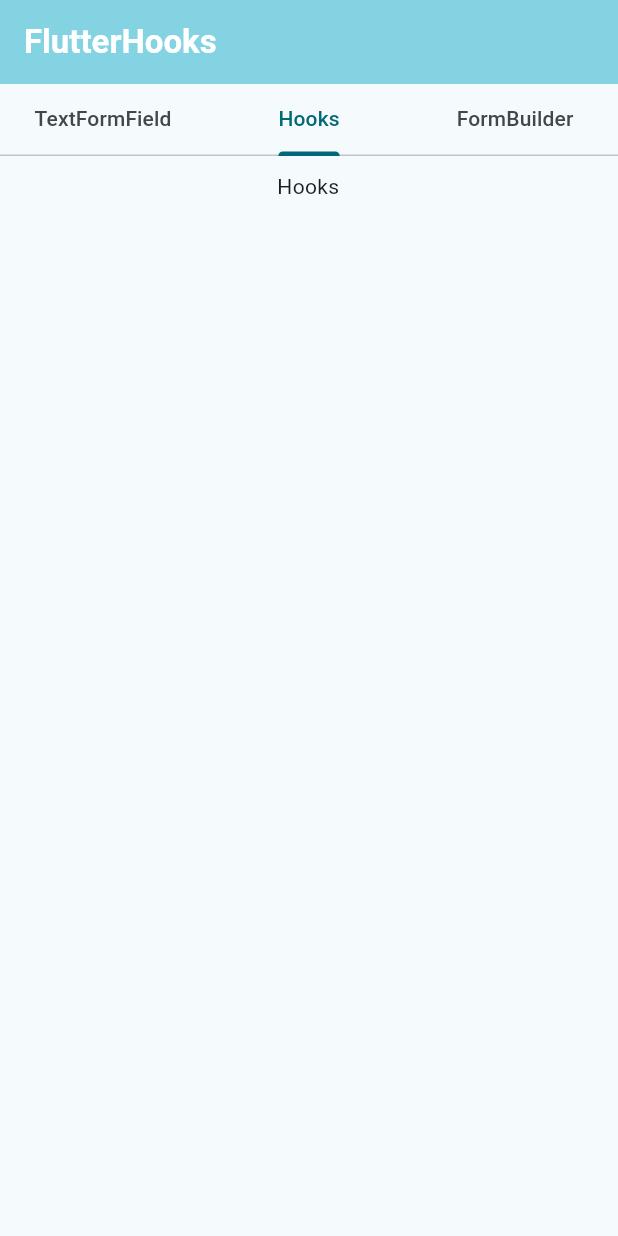
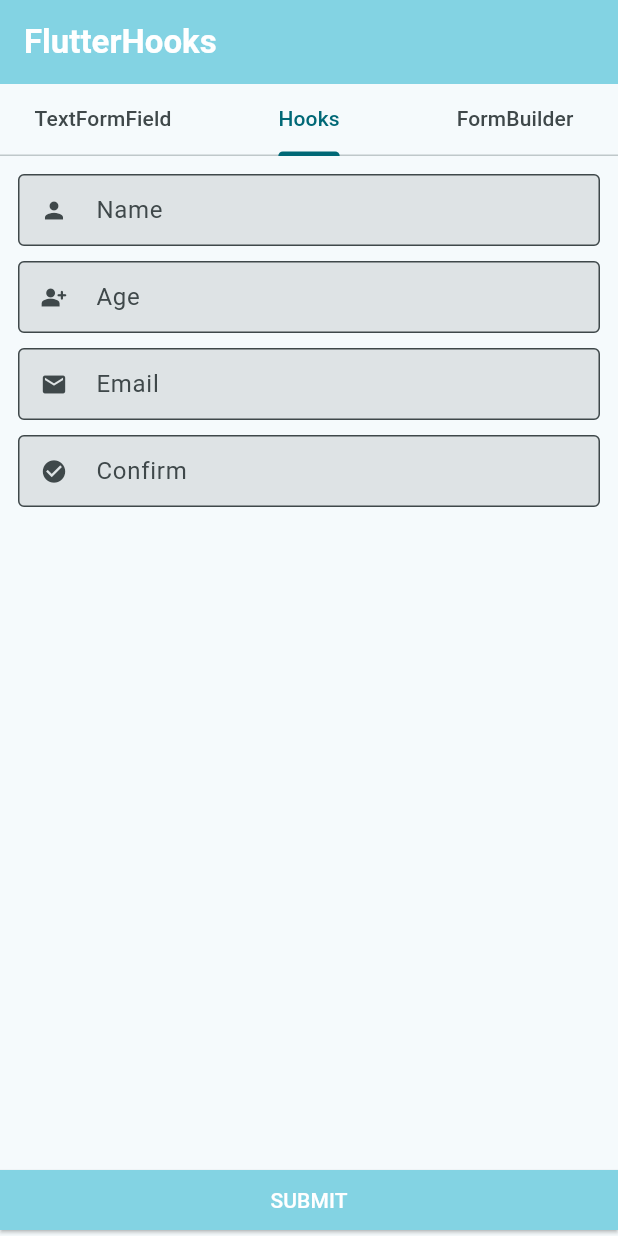
Before and after one commit to SouksavathPMS/flutterform, a Flutter app: the screen it shows after launch, tab 2 chosen, on a phone screen of 412 x 824 dp. Run offline on Flutter 3.47's test engine with Material 2 defaults, Android fonts, the phone set to English and light mode, and no system bars; our stand-ins replace flutter_hooks.

Commit message:
Create form with flutter hooks

```diff
--- a/lib/main.dart
+++ b/lib/main.dart
@@ -1,4 +1,5 @@
 import 'package:flutter/material.dart';
+
 import 'screens/flutter_form_builder.dart';
 import 'screens/flutter_hooks.dart';
 import 'screens/normal_text_form_filed.dart';
--- a/lib/screens/flutter_hooks.dart
+++ b/lib/screens/flutter_hooks.dart
@@ -1,18 +1,147 @@
 import 'package:flutter/material.dart';
+import 'package:flutter_hooks/flutter_hooks.dart';
 
-class FlutterHooks extends StatelessWidget {
+import '../widgets/main_button.dart';
+
+class FlutterHooks extends HookWidget {
   const FlutterHooks({super.key});
 
   @override
   Widget build(BuildContext context) {
-    return const Padding(
-      padding: EdgeInsets.only(top: 10, left: 12, right: 13),
-      child: Column(
-        children: [
-          Center(
-            child: Text("Hooks"),
-          )
-        ],
+    final formKey = GlobalKey<FormState>();
+    final nameController = useTextEditingController();
+    final ageController = useTextEditingController();
+    final emailController = useTextEditingController();
+    final confirmController = useTextEditingController();
+
+    return Scaffold(
+      body: SingleChildScrollView(
+        padding: const EdgeInsets.only(top: 12, left: 12, right: 12),
+        child: Form(
+          key: formKey,
+          child: Column(
+            children: [
+              TextFormField(
+                controller: nameController,
+                decoration: const InputDecoration(
+                  contentPadding: EdgeInsets.only(left: 8, right: 8),
+                  filled: true,
+                  isDense: true,
+                  border: OutlineInputBorder(),
+                  hintText: 'Name',
+                  prefixIcon: Icon(Icons.person),
+                ),
+                validator: (value) {
+                  if (value == null || value.trim().isEmpty) {
+                    return 'Please enter your name';
+                  }
+                  return null;
+                },
+              ),
+              const SizedBox(height: 10),
+              TextFormField(
+                controller: ageController,
+                keyboardType: TextInputType.number,
+                decoration: const InputDecoration(
+                  contentPadding: EdgeInsets.only(left: 8, right: 8),
+                  filled: true,
+                  isDense: true,
+                  border: OutlineInputBorder(),
+                  hintText: 'Age',
+                  prefixIcon: Icon(Icons.person_add_alt_rounded),
+                ),
+                validator: (value) {
+                  bool isInteger(num value) =>
+                      value is int || value == value.roundToDouble();
+
+                  try {
+                    if (value == null || value.isEmpty) {
+                      return 'Please enter your age';
+                    } else if (value.startsWith(".")) {
+                      return 'Min age is 1';
+                    } else if (!isInteger(num.parse(value))) {
+                      return 'Please enter only integer';
+                    } else if (int.tryParse(value) == null) {
+                      return 'Please enter only number';
+                    } else if (int.tryParse(value)!.isNegative) {
+                      return 'Please enter non-negative numbers';
+                    } else if (int.tryParse(value)! > 150) {
+                      return 'Please enter a valid age below 150';
+                    }
+                  } on Exception {
+                    return 'Please enter a valid number';
+                  }
+                  return null;
+                },
+              ),
+              const SizedBox(height: 10),
+              TextFormField(
+                controller: emailController,
+                keyboardType: TextInputType.emailAddress,
+                decoration: const InputDecoration(
+                  contentPadding: EdgeInsets.only(left: 8, right: 8),
+                  filled: true,
+                  isDense: true,
+                  border: OutlineInputBorder(),
+                  hintText: 'Email',
+                  prefixIcon: Icon(Icons.email),
+                ),
+                validator: (value) {
+                  bool validateEmail(String email) {
+                    if (email.isEmpty) {
+                      return false;
+                    }
+                    final emailRegExp = RegExp(
+                      r'^[\w-]+(\.[\w-]+)*@([\w-]+\.)+[a-zA-Z]{2,7}$',
+                      caseSensitive: false,
+                    );
+                    return emailRegExp.hasMatch(email);
+                  }
+
+                  if (value == null || value.isEmpty) {
+                    return 'Please enter your email';
+                  } else if (!validateEmail(value)) {
+                    return "Please enter valid email";
+                  }
+                  return null;
+                },
+              ),
+              const SizedBox(height: 10),
+              TextFormField(
+                controller: confirmController,
+                keyboardType: TextInputType.emailAddress,
+                decoration: const InputDecoration(
+                  contentPadding: EdgeInsets.only(left: 8, right: 8),
+                  filled: true,
+                  isDense: true,
+                  border: OutlineInputBorder(),
+                  hintText: 'Confirm',
+                  prefixIcon: Icon(Icons.check_circle),
+                ),
+                validator: (value) {
+                  if (value == null || value.isEmpty) {
+                    return 'This field is requried';
+                  } else if (value.trim() != "CONFIRM") {
+                    return "Please type 'CONFIRM'";
+                  }
+                  return null;
+                },
+              ),
+            ],
+          ),
+        ),
+      ),
+      bottomNavigationBar: SafeArea(
+        child: MainButton(
+          onPressed: () {
+            if (formKey.currentState!.validate()) {
+              print(nameController.text);
+              print(ageController.text);
+              print(emailController.text);
+              print(confirmController.text);
+            }
+          },
+        ),
       ),
     );
   }
--- a/lib/screens/normal_text_form_filed.dart
+++ b/lib/screens/normal_text_form_filed.dart
@@ -152,7 +152,8 @@ class _NormalTextFormFieldState extends State<NormalTextFormField> {
           ),
         ),
       ),
-      bottomNavigationBar: MainButton(
+      bottomNavigationBar: SafeArea(
+        child: MainButton(
           onPressed: () {
             if (_formKey.currentState!.validate()) {
               print(_nameController.text);
@@ -162,6 +163,7 @@ class _NormalTextFormFieldState extends State<NormalTextFormField> {
             }
           },
         ),
+      ),
     );
   }
 }
--- a/pubspec.yaml
+++ b/pubspec.yaml
@@ -35,6 +35,9 @@ dependencies:
   # The following adds the Cupertino Icons font to your application.
   # Use with the CupertinoIcons class for iOS style icons.
   cupertino_icons: ^1.0.2
+  flutter_hooks: ^0.18.6
+  flutter_form_builder: ^9.0.0
+  form_builder_validators: ^9.0.0
 
 dev_dependencies:
   flutter_test:
```
Also changed, not shown: pubspec.lock, 1 other file. Lines whose indentation alone changed are shown as unchanged.
